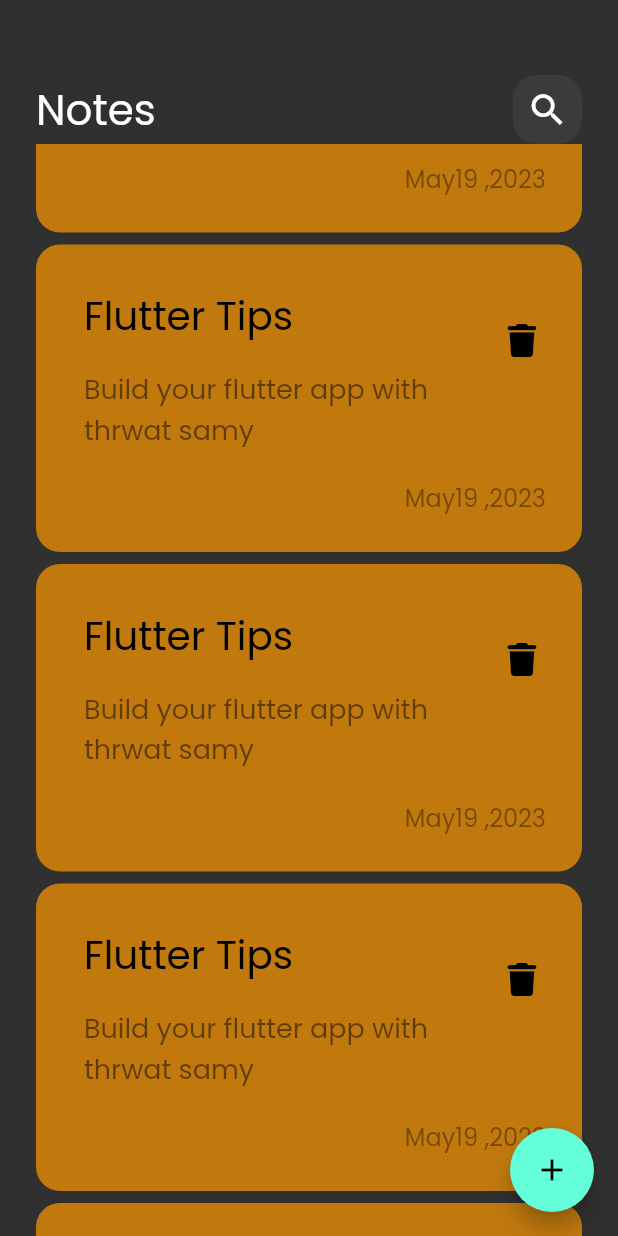
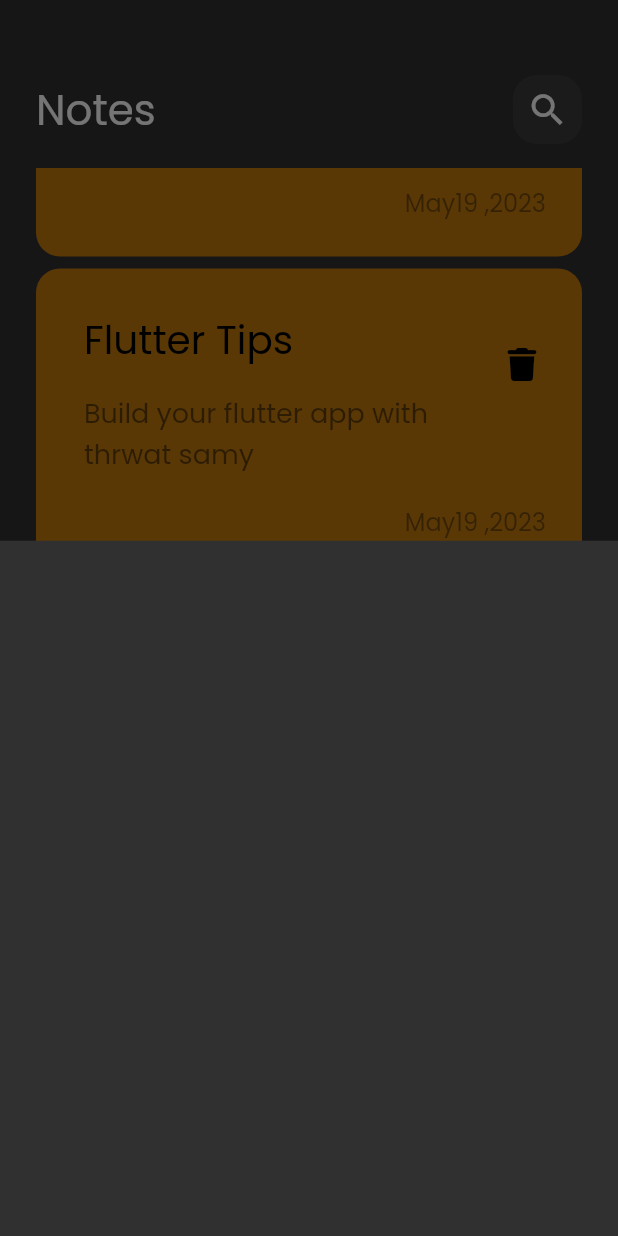
Before and after one commit to AsMaa-AhMeed/notes_app, a Flutter app: the screen it shows after launch, scrolled down 576 dp, after a tap on the "add" icon, on a phone screen of 412 x 824 dp. Run offline on Flutter 3.47's test engine with Material 2 defaults, Android fonts, the phone set to English and light mode, and no system bars; our stand-ins replace font_awesome_flutter.

Commit message:
show modal bottom sheet

```diff
--- a/lib/views/notes_view.dart
+++ b/lib/views/notes_view.dart
@@ -1,5 +1,6 @@
 import 'package:flutter/material.dart';
-import 'package:notes_app/views/widgets/notes_view_body.dart';
+
+import 'widgets/widgets.dart';
 
 class NotesView extends StatelessWidget {
   const NotesView({super.key});
@@ -8,8 +9,16 @@ class NotesView extends StatelessWidget {
   Widget build(BuildContext context) {
     return Scaffold(
       body: const NotesViewBody(),
-      floatingActionButton:
-          FloatingActionButton(onPressed: () {}, child: const Icon(Icons.add)),
+      floatingActionButton: FloatingActionButton(
+          onPressed: () {
+            showModalBottomSheet(
+              context: context,
+              builder: (context) {
+                return const AddNoteBottomSheet();
+              },
+            );
+          },
+          child: const Icon(Icons.add)),
     );
   }
 }
--- /dev/null
+++ b/lib/views/widgets/add_note_botttom_sheet.dart
@@ -0,0 +1,10 @@
+import 'package:flutter/material.dart';
+
+class AddNoteBottomSheet extends StatelessWidget {
+  const AddNoteBottomSheet({super.key});
+
+  @override
+  Widget build(BuildContext context) {
+    return Container();
+  }
+}
--- a/lib/views/widgets/notes_listview.dart
+++ b/lib/views/widgets/notes_listview.dart
@@ -6,10 +6,14 @@ class NotesListView extends StatelessWidget {
 
   @override
   Widget build(BuildContext context) {
-    return ListView.builder(
-      itemBuilder: (context, index) {
-        return NoteItem();
-      },
+    return Padding(
+      padding: const EdgeInsets.symmetric(vertical: 16.0),
+      child: ListView.builder(
+        padding: EdgeInsets.zero,
+        itemBuilder: (context, index) {
+          return NoteItem();
+        },
+      ),
     );
   }
 }
--- a/lib/views/widgets/widgets.dart
+++ b/lib/views/widgets/widgets.dart
@@ -3,3 +3,4 @@ export 'notes_view_body.dart';
 export 'custom_search_icon.dart';
 export 'custom_note_item.dart';
 export 'notes_listview.dart';
+export 'add_note_botttom_sheet.dart';
```
